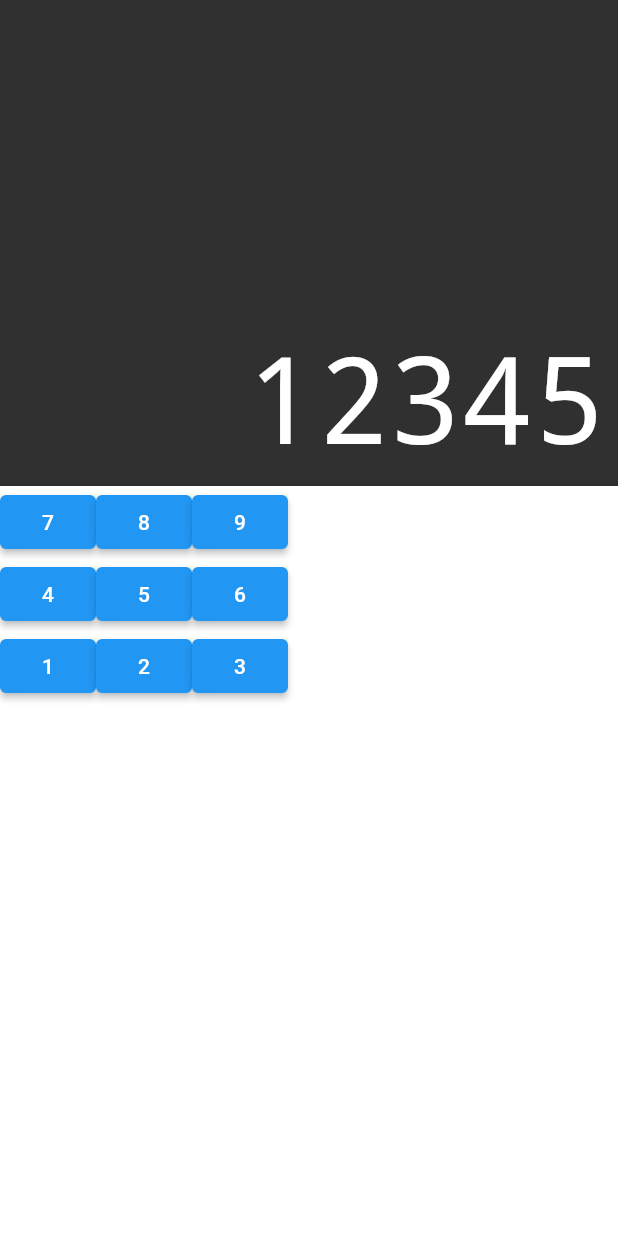
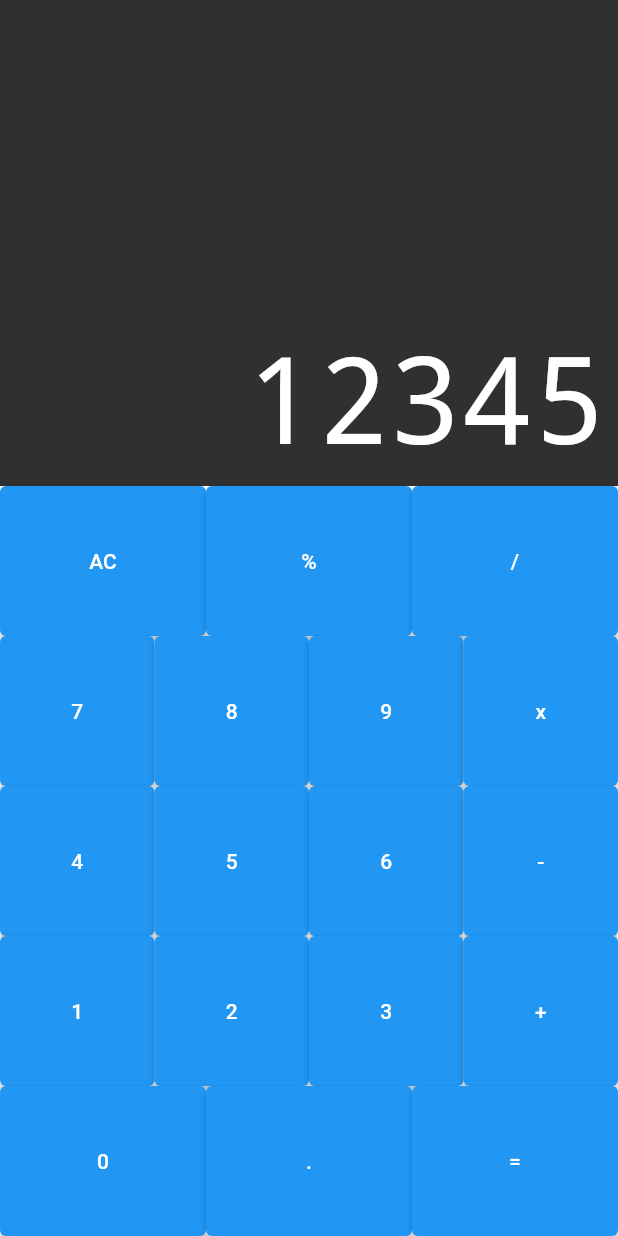
Before and after one commit to s7Thiago/flutter-calculator, a Flutter app: the screen it shows after launch, on a phone screen of 412 x 824 dp. Run offline on Flutter 3.47's test engine with Material 2 defaults, Android fonts, the phone set to English and light mode, and no system bars; drawn by our look-alikes of auto_size_text.

Commit message:
Adding more butons

```diff
--- a/lib/components/button.dart
+++ b/lib/components/button.dart
@@ -1,15 +1,18 @@
 import 'package:flutter/material.dart';
 
 class Button extends StatelessWidget {
-final String text;
+  final String text;
 
   const Button({Key? key, required this.text}) : super(key: key);
 
   @override
   Widget build(BuildContext context) {
-    return ElevatedButton(
-      child: Text(text),
-      onPressed: () {},
+    return Expanded(
+      flex: 1,
+      child: ElevatedButton(
+        child: Text(text),
+        onPressed: () {},
+      ),
     );
   }
 }
--- a/lib/components/button_row.dart
+++ b/lib/components/button_row.dart
@@ -9,8 +9,12 @@ class ButtonRow extends StatelessWidget {
 
   @override
   Widget build(BuildContext context) {
-    return Row(
-      children: buttons,
+    return Expanded(
+      flex: 1,
+      child: Row(
+        crossAxisAlignment: CrossAxisAlignment.stretch,
+        children: buttons,
+      ),
     );
   }
 }
--- a/lib/components/keyboard.dart
+++ b/lib/components/keyboard.dart
@@ -14,9 +14,17 @@ class Keyboard extends StatelessWidget {
         children: [
           const ButtonRow(
             buttons: [
+              Button(text: 'AC'),
+              Button(text: '%'),
+              Button(text: '/'),
+            ],
+          ),
+          const ButtonRow(
+            buttons: [
               Button(text: '7'),
               Button(text: '8'),
               Button(text: '9'),
+              Button(text: 'x'),
             ],
           ),
           const ButtonRow(
@@ -24,6 +32,7 @@ class Keyboard extends StatelessWidget {
               Button(text: '4'),
               Button(text: '5'),
               Button(text: '6'),
+              Button(text: '-'),
             ],
           ),
           const ButtonRow(
@@ -31,6 +40,14 @@ class Keyboard extends StatelessWidget {
               Button(text: '1'),
               Button(text: '2'),
               Button(text: '3'),
+              Button(text: '+'),
+            ],
+          ),
+          const ButtonRow(
+            buttons: [
+              Button(text: '0'),
+              Button(text: '.'),
+              Button(text: '='),
             ],
           ),
         ],
```
